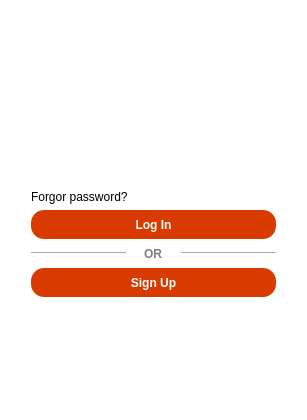
Old version of the form LogInWindow.ui in the repository Tomkode/RedditClone.
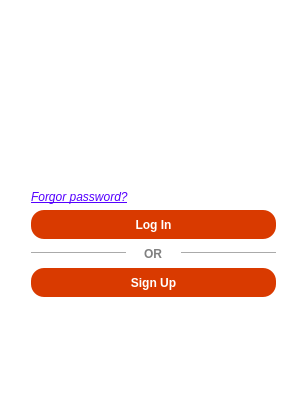
New version of the form. Icons and pictures are not drawn. Custom widgets are drawn as their Qt base class.

The edit to the form file:
```diff
--- a/LogInWindow.ui
+++ b/LogInWindow.ui
@@ -127,6 +127,14 @@
           </item>
           <item>
            <widget class="ClickableLabel" name="forgotPasswordLabel">
+            <property name="styleSheet">
+             <string notr="true">QLabel{
+color: rgb(85, 0, 255);
+font-style: italic;
+text-decoration: underline;
+cursor: pointer;
+}</string>
+            </property>
             <property name="text">
              <string>Forgor password?</string>
             </property>
```
